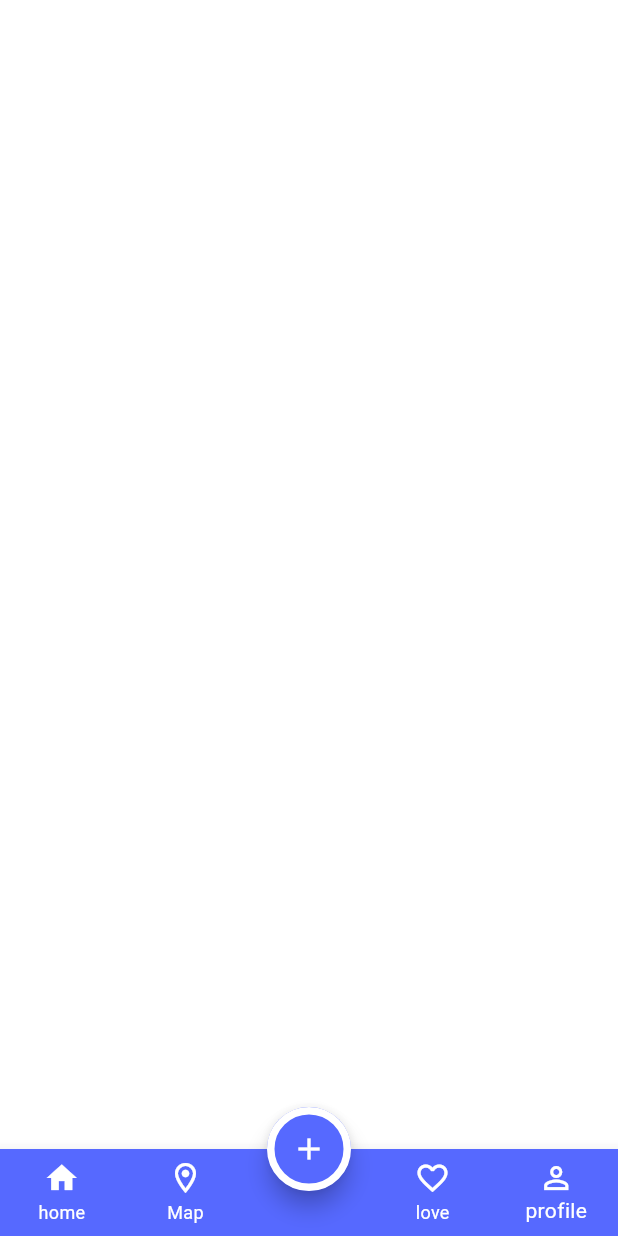
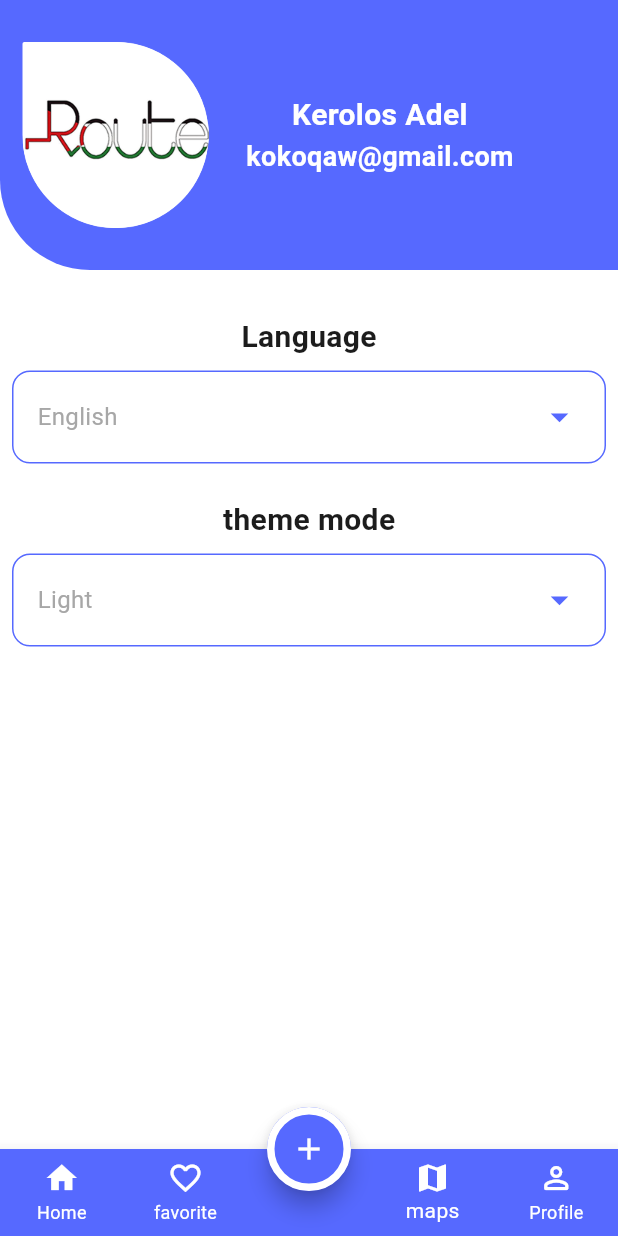
Before and after one commit to kerols20/Evantly_App, a Flutter app: the LayoutHome screen opened by its route, item 5 of the bottom bar chosen, on a phone screen of 412 x 824 dp. Run offline on Flutter 3.47's test engine with Material 3 defaults, Android fonts, the phone set to English and light mode, and no system bars; drawn by our look-alikes of animated_custom_dropdown; our stand-ins replace bot_toast, cloud_firestore, firebase_auth, firebase_core, flutter_easyloading, smooth_page_indicator; accounts and stored records are empty; generated files the repository leaves out were written again.

Commit message:
finish fourth level

```diff
--- /dev/null
+++ b/l10n.yaml
@@ -0,0 +1,3 @@
+arb-dir: lib/l10n
+template-arb-file: app_en.arb
+output-localization-file: app_localizations.dart
--- a/lib/core/theme/app_theme_mangment.dart
+++ b/lib/core/theme/app_theme_mangment.dart
@@ -1,8 +1,36 @@
+import 'package:evanly/core/constant/app_color.dart';
 import 'package:flutter/material.dart';
 
 abstract class appTheme{
   static ThemeData lightTheme = ThemeData(
     scaffoldBackgroundColor: Colors.white,
+    appBarTheme: AppBarTheme(
+      centerTitle: true,
+      backgroundColor: Colors.white,
+    ),
+    bottomNavigationBarTheme: BottomNavigationBarThemeData(
+      showSelectedLabels: true,
+      showUnselectedLabels: true,
+      landscapeLayout: BottomNavigationBarLandscapeLayout.spread,
+      backgroundColor: app_color.appColorGeneral,
+      selectedItemColor: Colors.white,
+      unselectedItemColor: Colors.white,
+    )
+  );
+  static ThemeData darkTheme = ThemeData(
+      scaffoldBackgroundColor: Color(0xff101127),
+      appBarTheme: AppBarTheme(
+        centerTitle: true,
+        backgroundColor: Colors.white,
+      ),
+      bottomNavigationBarTheme: BottomNavigationBarThemeData(
+        showSelectedLabels: true,
+        showUnselectedLabels: true,
+        landscapeLayout: BottomNavigationBarLandscapeLayout.spread,
+        backgroundColor: app_color.appColorGeneral,
+        selectedItemColor: Colors.white,
+        unselectedItemColor: Colors.white,
+      )
   );
 
 }
--- /dev/null
+++ b/lib/l10n/app_ar.arb
@@ -0,0 +1,6 @@
+{
+  "home": "الرئيسيه",
+  "map" : "الخريطه",
+  "favorite" : "المفضله",
+  "profile" : "الملف الشخصي"
+}
--- /dev/null
+++ b/lib/l10n/app_en.arb
@@ -0,0 +1,6 @@
+{
+  "home": "Home",
+  "map" : "maps",
+  "favorite" : "favorite",
+  "profile" : "Profile"
+}
--- a/lib/modules/homeScreen/layout_Home.dart
+++ b/lib/modules/homeScreen/layout_Home.dart
@@ -2,13 +2,14 @@ import 'package:evanly/core/constant/app_color.dart';
 import 'package:evanly/core/extensions/extensions.dart';
 import 'package:evanly/modules/create_Evant/create_Evant.dart';
 import 'package:evanly/modules/homeScreen_tabs/home_tab.dart';
-import 'package:evanly/modules/homeScreen/widget/list_%20bulider.dart';
-import 'package:evanly/modules/homeScreen_tabs/home_tab.dart';
 import 'package:evanly/modules/homeScreen_tabs/likes_tab.dart';
+import 'package:evanly/modules/map_tab.dart';
+import 'package:evanly/modules/profile_tab.dart';
+import 'package:flutter_gen/gen_l10n/app_localizations.dart';
 import 'package:flutter/material.dart';
 
 class LayoutHome extends StatefulWidget {
-   LayoutHome({super.key});
+  LayoutHome({super.key});
 
   @override
   State<LayoutHome> createState() => _LayoutHomeState();
@@ -16,16 +17,18 @@ class LayoutHome extends StatefulWidget {
 
 class _LayoutHomeState extends State<LayoutHome> {
   int Selectedindex = 0;
+
   List<Widget> tabs = [
     home_tab(),
     favorite_tab(),
-    Scaffold(),
-    Scaffold(),
-    Scaffold(),
+    maps_tab(),
+    Profile_tab(),
   ];
+
   @override
   Widget build(BuildContext context) {
-    var meda = MediaQuery.of(context);
+    var local = AppLocalizations.of(context)!;
+
     return SafeArea(
       child: Scaffold(
         floatingActionButtonLocation: FloatingActionButtonLocation.centerDocked,
@@ -33,47 +36,49 @@ class _LayoutHomeState extends State<LayoutHome> {
           shape: CircleBorder(
             side: BorderSide(
               width: 5,
-              color: app_color.appColorsWhite
-            ) ,
+              color: app_color.appColorsWhite,
+            ),
           ),
           backgroundColor: app_color.appColorGeneral,
           onPressed: () {
             context.navigateTo(create_Evant());
-        },
-          child: Icon(Icons.add,
-          color: app_color.appColorsWhite,),
+          },
+          child: Icon(
+            Icons.add,
+            color: app_color.appColorsWhite,
+          ),
         ),
         bottomNavigationBar: BottomNavigationBar(
           onTap: _onButtomVavBar,
           currentIndex: Selectedindex,
-          selectedItemColor: app_color.appColorsWhite, // لون العنصر النشط
-          unselectedItemColor: app_color.appColorsWhite, // لون العناصر غير النشطة
+          selectedItemColor: app_color.appColorsWhite,
+          unselectedItemColor: app_color.appColorsWhite,
           backgroundColor: app_color.appColorGeneral,
           type: BottomNavigationBarType.fixed,
           items: [
             BottomNavigationBarItem(
               icon: Icon(Icons.home),
-              activeIcon: Icon(Icons.home_filled), // أيقونة خاصة عند التفعيل
-              label: "home",
+              activeIcon: Icon(Icons.home_filled),
+              label: local.home,
             ),
             BottomNavigationBarItem(
-              icon: Icon(Icons.location_on_outlined),
-              activeIcon: Icon(Icons.location_on), // أيقونة خاصة عند التفعيل
-              label: "Map",
+              icon: Icon(Icons.favorite_border),
+              activeIcon: Icon(Icons.favorite),
+              label: local.favorite, // تصحيح التسمية
             ),
             BottomNavigationBarItem(
               icon: SizedBox.shrink(),
               label: "",
             ),
             BottomNavigationBarItem(
-              icon: Icon(Icons.favorite_border),
-              activeIcon: Icon(Icons.favorite), // أيقونة خاصة عند التفعيل
-              label: "love",
+              icon: Icon(Icons.map),
+              activeIcon: Icon(Icons.map),
+              label: local.map, // تصحيح التسمية
             ),
             BottomNavigationBarItem(
               icon: Icon(Icons.perm_identity_rounded),
-              activeIcon: Icon(Icons.perm_identity), // أيقونة خاصة عند التفعيل
-              label: "profile",
+              activeIcon: Icon(Icons.perm_identity),
+              label: local.profile,
             ),
           ],
         ),
@@ -81,10 +86,11 @@ class _LayoutHomeState extends State<LayoutHome> {
       ),
     );
   }
-   _onButtomVavBar(int index) {
+
+  _onButtomVavBar(int index) {
+    if (index == 2) return; // تجاهل الزر الأوسط
     setState(() {
-      Selectedindex = index;
+      Selectedindex = index > 2 ? index - 1 : index; // تعديل الفهرس
     });
   }
-
 }
--- /dev/null
+++ b/lib/modules/map_tab.dart
@@ -0,0 +1,22 @@
+import 'package:flutter/material.dart';
+
+class maps_tab extends StatefulWidget {
+  const maps_tab({super.key});
+
+  @override
+  State<maps_tab> createState() => _maps_tabState();
+}
+
+class _maps_tabState extends State<maps_tab> {
+  @override
+  Widget build(BuildContext context) {
+    return Scaffold(
+      appBar: AppBar(),
+      backgroundColor: Colors.red,
+      body: Column(
+        children: [
+      ]
+    )
+    );
+  }
+}
--- /dev/null
+++ b/lib/modules/profile_tab.dart
@@ -0,0 +1,118 @@
+import 'dart:developer';
+
+import 'package:animated_custom_dropdown/custom_dropdown.dart';
+import 'package:evanly/core/constant/app_color.dart';
+import 'package:evanly/core/constant/app_constant_icons.dart';
+import 'package:evanly/core/extensions/Custom_Elvated_Buttom.dart';
+import 'package:evanly/core/extensions/extensions.dart';
+import 'package:evanly/modules/settingsProvider.dart';
+import 'package:flutter/material.dart';
+import 'package:provider/provider.dart';
+
+class Profile_tab extends StatelessWidget {
+   Profile_tab({super.key});
+
+  final GlobalKey<FormState> formKey = GlobalKey<FormState>();
+
+  @override
+  Widget build(BuildContext context) {
+    var provider = Provider.of<settings_Provider>(context);
+    return Form(
+      key: formKey,
+      child: Column(
+        children: [
+          Container(
+            decoration: BoxDecoration(
+              color: app_color.appColorGeneral,
+              borderRadius: BorderRadius.only(
+                bottomLeft: Radius.circular(60),
+              ),
+            ),
+            height: 180,
+            width: double.infinity,
+            child: Row(
+              children: [
+                Padding(
+                  padding: const EdgeInsets.all(15.0),
+                  child: Container(
+                    child: Image.asset("assets/images/Rectangle 76.png"),
+                    height: 124,
+                    width: 124,
+                    decoration: BoxDecoration(
+                      color: app_color.appColorsWhite,
+                      borderRadius: BorderRadius.only(
+                        bottomRight: Radius.circular(1000),
+                        bottomLeft: Radius.circular(1000),
+                        topLeft: Radius.circular(20),
+                        topRight: Radius.circular(1000),
+
+                      ),
+                    ),
+                    ),
+                ),
+                10.spaceHorzintail,
+                Column(
+                  mainAxisAlignment: MainAxisAlignment.center,
+                  children: [
+                    Text("Kerolos Adel" , style: TextStyle(
+                      fontWeight: FontWeight.bold,
+                      color: app_color.appColorsWhite,
+                      fontSize: 20,
+                    ),),
+                    Text("kokoqaw@gmail.com" , style: TextStyle(
+                      fontWeight: FontWeight.bold,
+                      color: app_color.appColorsWhite,
+                      fontSize: 18,
+                    ),)
+                  ],
+                )
+              ]
+            ) ,
+          ),
+          30.spaceVertcial,
+          Text("Language", style: TextStyle(
+            fontWeight: FontWeight.bold,
+            color: app_color.appColorsecound,
+            fontSize: 20,
+          ),),
+          Padding(
+            padding: const EdgeInsets.all(8.0),
+            child: CustomDropdown<String>(
+              hintText: provider.Current_Languge == "en" ? "English" : "عربي",
+              items: Provider.of<settings_Provider>(context).allLanguages,
+              onChanged: ( value) {
+                if(value == "English") provider.setNewLanguge("en");
+                if(value != "English") provider.setNewLanguge("ar");
+              },
+              decoration: CustomDropdownDecoration(
+                closedBorder: Border.all(color: app_color.appColorGeneral),
+                closedSuffixIcon: Icon(Icons.arrow_drop_down, color: app_color.appColorGeneral, size: 28,),
+              ),
+            ),
+          ),
+          15.spaceVertcial,
+          Text("theme mode", style: TextStyle(
+            fontWeight: FontWeight.bold,
+            color: app_color.appColorsecound,
+            fontSize: 20,
+          ),),
+          Padding(
+            padding: const EdgeInsets.all(8.0),
+            child: CustomDropdown<String>(
+              hintText: provider.isDark() ? "Dark" : "Light" ,
+              items: Provider.of<settings_Provider>(context).themeMode1,
+              onChanged: ( value) {
+                if(value == "Dark") provider.setNewTheme(ThemeMode.dark);
+                if(value == "Light") provider.setNewTheme(ThemeMode.light);
+              },
+              decoration: CustomDropdownDecoration(
+                closedBorder: Border.all(color: app_color.appColorGeneral),
+                closedSuffixIcon: Icon(Icons.arrow_drop_down, color: app_color.appColorGeneral, size: 28,),
+              ),
+            ),
+          )
+        ],
+      ),
+    );
+  }
+}
--- /dev/null
+++ b/lib/modules/settingsProvider.dart
@@ -0,0 +1,24 @@
+import 'package:flutter/material.dart';
+
+class settings_Provider extends ChangeNotifier{
+  List<String> languages = [ "English", "عربي"];
+  List<String> themes = [ "Light", "Dark"];
+  List<String> get allLanguages => languages;
+  List<String> get themeMode1 => themes;
+  // observer Disagn pattern
+  String Current_Languge = "en";
+  setNewLanguge(String languge){
+    if(languge == Current_Languge) return;
+    Current_Languge = languge;
+    notifyListeners();
+  }
+  ThemeMode Current_Theme = ThemeMode.light;
+  setNewTheme(ThemeMode theme){
+    if(theme == Current_Theme) return;
+    Current_Theme = theme;
+    notifyListeners();
+  }
+  bool isDark (){
+    return Current_Theme == ThemeMode.dark;
+  }
+}
--- a/pubspec.yaml
+++ b/pubspec.yaml
@@ -45,6 +45,8 @@ dependencies:
   cloud_firestore: ^5.6.2
   intl: ^0.19.0
   flutter_localization: ^0.3.1
+  animated_custom_dropdown: ^3.1.1
+  provider: ^6.1.2
 
 dev_dependencies:
   flutter_test:
```
Also changed, not shown: lib/main.dart (+14 -11 lines), lib/modules/homeScreen_tabs/home_tab.dart (+22 -13 lines), lib/modules/user_Data.dart (added, +15 -0 lines), assets/images/Rectangle 76.png (added), pubspec.lock, 2 other files.
